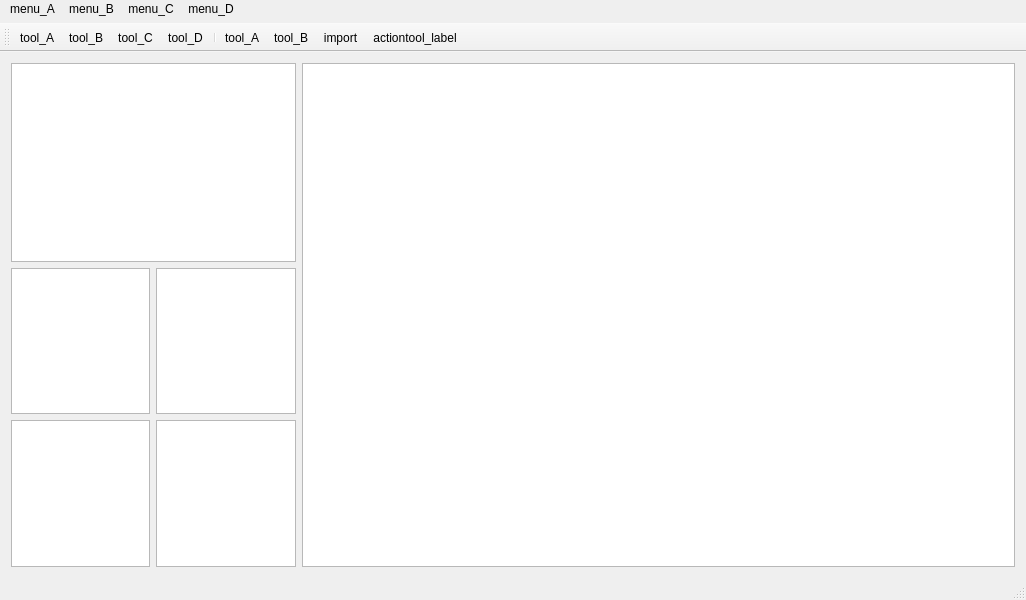
First picture: the form in PyQt5Project/PivotTable/ui_PivotWindow.ui, repository FlysongMH/MyQtProject, before the edit.
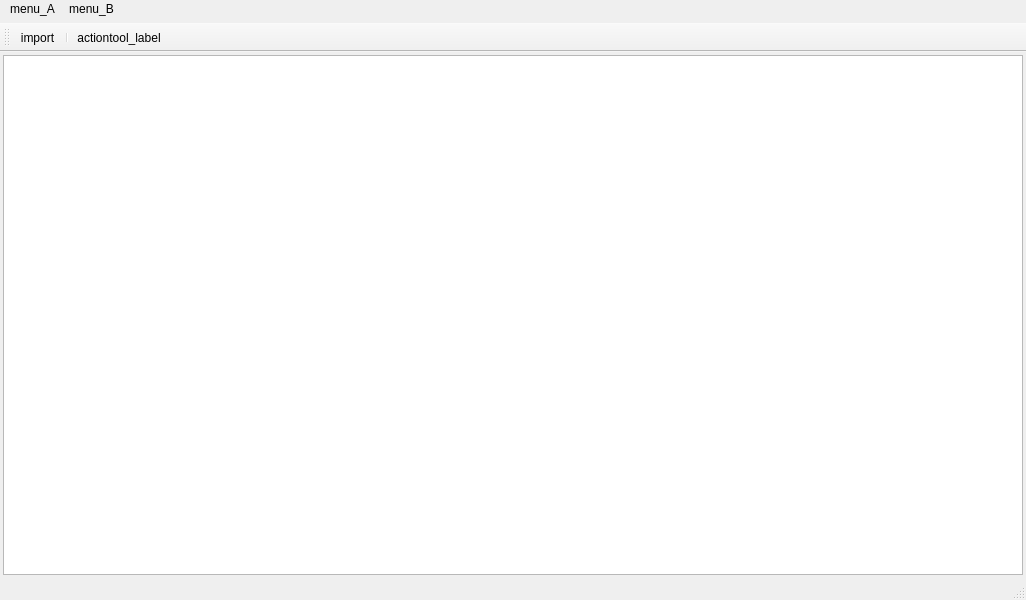
Second picture: the form after the edit. Icons and pictures are not drawn.

Commit message: ui简化

```diff
--- a/PyQt5Project/PivotTable/ui_PivotWindow.ui
+++ b/PyQt5Project/PivotTable/ui_PivotWindow.ui
@@ -50,36 +50,24 @@
      <height>500</height>
     </size>
    </property>
-   <layout class="QGridLayout" name="gridLayout_2">
+   <layout class="QGridLayout" name="gridLayout">
+    <property name="leftMargin">
+     <number>3</number>
+    </property>
+    <property name="topMargin">
+     <number>3</number>
+    </property>
+    <property name="rightMargin">
+     <number>3</number>
+    </property>
+    <property name="bottomMargin">
+     <number>3</number>
+    </property>
+    <property name="spacing">
+     <number>1</number>
+    </property>
     <item row="0" column="0">
-     <layout class="QHBoxLayout" name="horizontalLayout" stretch="2,5">
-      <item>
-       <layout class="QVBoxLayout" name="verticalLayout" stretch="2,3">
-        <item>
-         <widget class="QListWidget" name="listWidget_5"/>
-        </item>
-        <item>
-         <layout class="QGridLayout" name="gridLayout">
-          <item row="0" column="0">
-           <widget class="QListWidget" name="listWidget"/>
-          </item>
-          <item row="0" column="1">
-           <widget class="QListWidget" name="listWidget_3"/>
-          </item>
-          <item row="1" column="0">
-           <widget class="QListWidget" name="listWidget_2"/>
-          </item>
-          <item row="1" column="1">
-           <widget class="QListWidget" name="listWidget_4"/>
-          </item>
-         </layout>
-        </item>
-       </layout>
-      </item>
-      <item>
-       <widget class="QTableWidget" name="tableWidget"/>
-      </item>
-     </layout>
+     <widget class="QTableView" name="tableView"/>
     </item>
    </layout>
   </widget>
@@ -118,20 +106,8 @@
      <string>menu_B</string>
     </property>
    </widget>
-   <widget class="QMenu" name="menumenu_C">
-    <property name="title">
-     <string>menu_C</string>
-    </property>
-   </widget>
-   <widget class="QMenu" name="menumenu_D">
-    <property name="title">
-     <string>menu_D</string>
-    </property>
-   </widget>
    <addaction name="menumenu_A"/>
    <addaction name="menumenu_B"/>
-   <addaction name="menumenu_C"/>
-   <addaction name="menumenu_D"/>
   </widget>
   <widget class="QToolBar" name="mainToolBar">
    <property name="sizePolicy">
@@ -152,14 +128,8 @@
    <attribute name="toolBarBreak">
     <bool>false</bool>
    </attribute>
-   <addaction name="actiontool_A"/>
-   <addaction name="actiontool_B"/>
-   <addaction name="actiontool_C"/>
-   <addaction name="actiontool_D"/>
-   <addaction name="separator"/>
-   <addaction name="actiontool_A_2"/>
-   <addaction name="actiontool_B_2"/>
    <addaction name="actiontool_import"/>
+   <addaction name="separator"/>
    <addaction name="actiontool_label"/>
   </widget>
   <widget class="QStatusBar" name="statusBar"/>
```
The commit also changes 1 other file.
